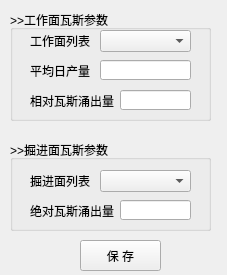
Old version of the form python/cbm/uifiles/mine_gas_flow_predict_design_dlg.ui in the repository wyrover/cbm.
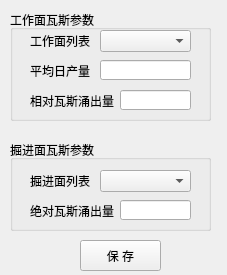
New version of the form. Icons and pictures are not drawn.

Commit message: 完成“矿井瓦斯涌出量预测”对话框

Diff of the .ui file:
```diff
--- a/python/cbm/uifiles/mine_gas_flow_predict_design_dlg.ui
+++ b/python/cbm/uifiles/mine_gas_flow_predict_design_dlg.ui
@@ -27,7 +27,7 @@
     </rect>
    </property>
    <property name="title">
-    <string>&gt;&gt;工作面瓦斯参数</string>
+    <string>工作面瓦斯参数</string>
    </property>
    <widget class="QLabel" name="label_6">
     <property name="geometry">
@@ -109,7 +109,7 @@
     </rect>
    </property>
    <property name="title">
-    <string>&gt;&gt;掘进面瓦斯参数</string>
+    <string>掘进面瓦斯参数</string>
    </property>
    <widget class="QLabel" name="label_8">
     <property name="geometry">
```
Left out of the diff: 10 changed lines with no effect on the pictures. The commit also changes 19 other files.
